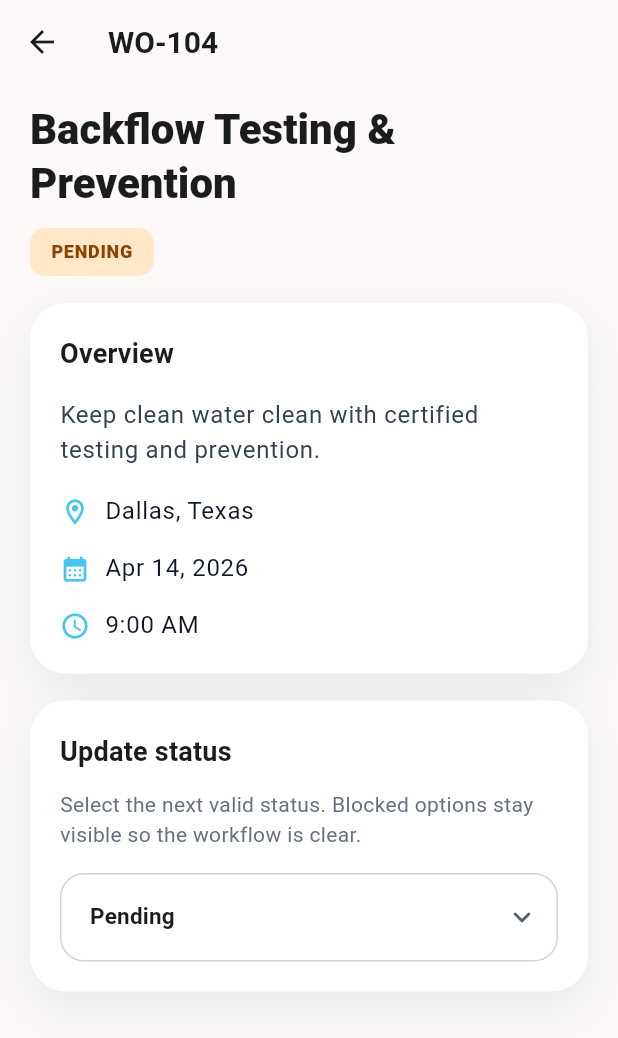
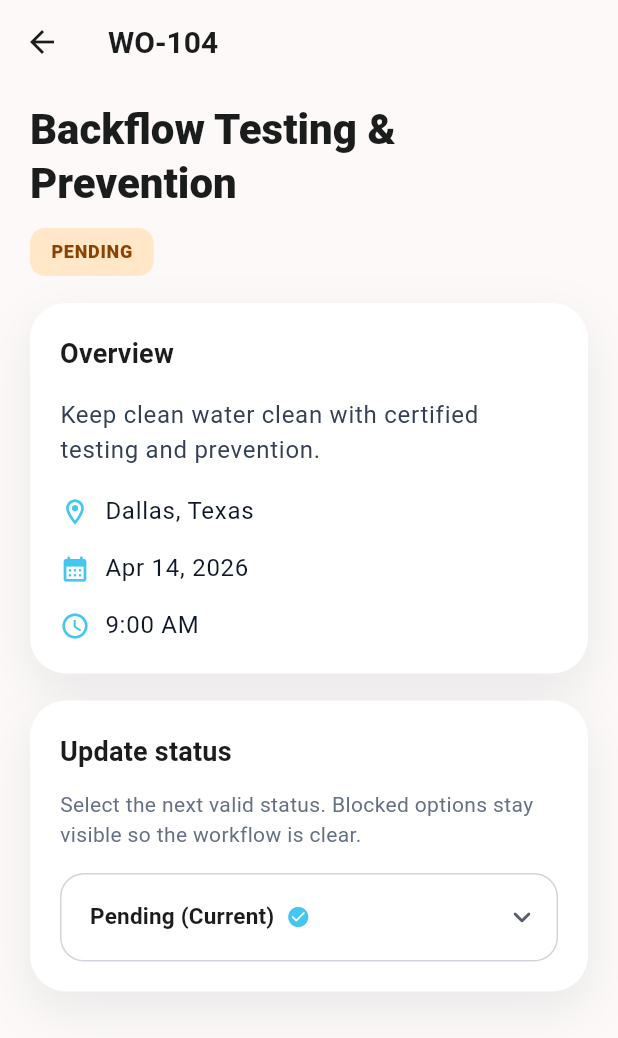
Before and after one commit to eduardoromero26/demo_task, a Flutter app: the screen it shows after launch, after a tap on "WO-104", on a phone screen of 412 x 824 dp. Shown: the top 1038 px of the screen. Run offline on Flutter 3.47's test engine with Material 3 defaults, Android fonts, the phone set to English and light mode, and no system bars; our stand-ins replace bloc, equatable, flutter_bloc; Roboto replaces fonts that are missing (Objectivity).

Commit message:
feat: add Stellar UI components and enhance work order status management

```diff
--- a/lib/core/widgets/component_library.dart
+++ b/lib/core/widgets/component_library.dart
@@ -1,6 +1,10 @@
 export 'stellar_button.dart';
+export 'stellar_bottom_sheet.dart';
 export 'stellar_card.dart';
 export 'stellar_chip.dart';
+export 'stellar_dropdown.dart';
 export 'stellar_empty_state.dart';
 export 'stellar_headline.dart';
 export 'stellar_info_row.dart';
+export 'stellar_modal.dart';
+export 'stellar_snackbar.dart';
--- /dev/null
+++ b/lib/core/widgets/stellar_dropdown.dart
@@ -0,0 +1,104 @@
+import 'package:demo_task/core/theme/app_theme.dart';
+import 'package:flutter/material.dart';
+
+class StellarDropdownOption<T> {
+  const StellarDropdownOption({
+    required this.value,
+    required this.label,
+    this.enabled = true,
+  });
+
+  final T value;
+  final String label;
+  final bool enabled;
+}
+
+class StellarDropdownField<T> extends StatelessWidget {
+  const StellarDropdownField({
+    super.key,
+    required this.value,
+    required this.options,
+    required this.onChanged,
+    this.fieldKey,
+    this.selectedSuffix = 'Current',
+    this.disabledSuffix = 'Locked',
+    this.fillColor = Colors.white,
+  });
+
+  final Key? fieldKey;
+  final T value;
+  final List<StellarDropdownOption<T>> options;
+  final ValueChanged<T?> onChanged;
+  final String selectedSuffix;
+  final String disabledSuffix;
+  final Color fillColor;
+
+  @override
+  Widget build(BuildContext context) {
+    return DropdownButtonFormField<T>(
+      key: fieldKey,
+      value: value,
+      icon: const Icon(
+        Icons.keyboard_arrow_down_rounded,
+        color: AppTheme.secondary,
+      ),
+      decoration: InputDecoration(
+        filled: true,
+        fillColor: fillColor,
+        contentPadding: const EdgeInsets.symmetric(
+          horizontal: 16,
+          vertical: 16,
+        ),
+        border: OutlineInputBorder(
+          borderRadius: BorderRadius.circular(16),
+          borderSide: const BorderSide(color: Color(0xFFD0D5DD)),
+        ),
+        enabledBorder: OutlineInputBorder(
+          borderRadius: BorderRadius.circular(16),
+          borderSide: const BorderSide(color: Color(0xFFD0D5DD)),
+        ),
+        focusedBorder: OutlineInputBorder(
+          borderRadius: BorderRadius.circular(16),
+          borderSide: const BorderSide(color: AppTheme.primary, width: 1.4),
+        ),
+      ),
+      items: options.map((option) {
+        final isSelected = option.value == value;
+
+        return DropdownMenuItem<T>(
+          value: option.value,
+          enabled: option.enabled,
+          child: Opacity(
+            opacity: option.enabled ? 1 : 0.45,
+            child: Row(
+              mainAxisSize: MainAxisSize.min,
+              children: [
+                Text(
+                  isSelected
+                      ? '${option.label} ($selectedSuffix)'
+                      : option.enabled
+                      ? option.label
+                      : '${option.label} ($disabledSuffix)',
+                  style: TextStyle(
+                    color: AppTheme.textPrimary,
+                    fontSize: 15,
+                    fontWeight: isSelected ? FontWeight.w700 : FontWeight.w600,
+                  ),
+                ),
+                if (isSelected) ...[
+                  const SizedBox(width: 8),
+                  const Icon(
+                    Icons.check_circle_rounded,
+                    size: 16,
+                    color: AppTheme.primary,
+                  ),
+                ],
+              ],
+            ),
+          ),
+        );
+      }).toList(),
+      onChanged: onChanged,
+    );
+  }
+}
--- a/lib/presentation/screens/home/widgets/active_jobs_section.dart
+++ b/lib/presentation/screens/home/widgets/active_jobs_section.dart
@@ -35,7 +35,7 @@ class ActiveJobsSection extends StatelessWidget {
     final itemCount = workOrders.length + (hasFooter ? 1 : 0);
 
     return SliverPadding(
-      padding: const EdgeInsets.symmetric(horizontal: 22),
+      padding: const EdgeInsets.symmetric(horizontal: 16),
       sliver: SliverList(
         delegate: SliverChildBuilderDelegate((context, index) {
           if (index >= workOrders.length) {
--- a/lib/presentation/screens/work_order_preview/widgets/work_order_status_dropdown.dart
+++ b/lib/presentation/screens/work_order_preview/widgets/work_order_status_dropdown.dart
@@ -1,17 +1,20 @@
 import 'package:demo_task/core/theme/app_theme.dart';
 import 'package:demo_task/core/widgets/component_library.dart';
 import 'package:demo_task/domain/model/work_order_model.dart';
+import 'package:demo_task/presentation/screens/work_order_preview/widgets/work_order_status_confirmation_dialog.dart';
 import 'package:flutter/material.dart';
 
 class WorkOrderStatusDropdown extends StatelessWidget {
   const WorkOrderStatusDropdown({
     super.key,
+    required this.workOrderTitle,
     required this.currentStatus,
     required this.onStatusSelected,
   });
 
+  final String workOrderTitle;
   final WorkOrderStatus currentStatus;
-  final ValueChanged<WorkOrderStatus> onStatusSelected;
+  final Future<void> Function(WorkOrderStatus nextStatus) onStatusSelected;
 
   @override
   Widget build(BuildContext context) {
@@ -28,62 +31,37 @@ class WorkOrderStatusDropdown extends StatelessWidget {
           ),
         ),
         const SizedBox(height: 16),
-        DropdownButtonFormField<WorkOrderStatus>(
-          key: const ValueKey('work-order-status-dropdown'),
+        StellarDropdownField<WorkOrderStatus>(
+          fieldKey: const ValueKey('work-order-status-dropdown'),
           value: currentStatus,
-          icon: const Icon(
-            Icons.keyboard_arrow_down_rounded,
-            color: AppTheme.secondary,
-          ),
-          decoration: InputDecoration(
-            filled: true,
-            fillColor: Colors.white,
-            contentPadding: const EdgeInsets.symmetric(
-              horizontal: 16,
-              vertical: 16,
-            ),
-            border: OutlineInputBorder(
-              borderRadius: BorderRadius.circular(16),
-              borderSide: const BorderSide(color: Color(0xFFD0D5DD)),
-            ),
-            enabledBorder: OutlineInputBorder(
-              borderRadius: BorderRadius.circular(16),
-              borderSide: const BorderSide(color: Color(0xFFD0D5DD)),
-            ),
-            focusedBorder: OutlineInputBorder(
-              borderRadius: BorderRadius.circular(16),
-              borderSide: const BorderSide(color: AppTheme.primary, width: 1.4),
-            ),
-          ),
-          items: WorkOrderStatus.values.map((status) {
-            final isEnabled =
-                status == currentStatus ||
-                currentStatus.canTransitionTo(status);
-
-            return DropdownMenuItem<WorkOrderStatus>(
-              value: status,
-              enabled: isEnabled,
-              child: Opacity(
-                opacity: isEnabled ? 1 : 0.45,
-                child: Text(
-                  isEnabled
-                      ? _statusLabel(status)
-                      : '${_statusLabel(status)} (Locked)',
-                  style: const TextStyle(
-                    color: AppTheme.textPrimary,
-                    fontSize: 15,
-                    fontWeight: FontWeight.w600,
-                  ),
+          options: WorkOrderStatus.values
+              .map(
+                (status) => StellarDropdownOption<WorkOrderStatus>(
+                  value: status,
+                  label: _statusLabel(status),
+                  enabled:
+                      status == currentStatus ||
+                      currentStatus.canTransitionTo(status),
                 ),
-              ),
-            );
-          }).toList(),
-          onChanged: (nextStatus) {
+              )
+              .toList(),
+          onChanged: (nextStatus) async {
             if (nextStatus == null || nextStatus == currentStatus) {
               return;
             }
 
-            onStatusSelected(nextStatus);
+            final confirmed = await showWorkOrderStatusConfirmationDialog(
+              context,
+              workOrderTitle: workOrderTitle,
+              currentStatus: currentStatus,
+              nextStatus: nextStatus,
+            );
+
+            if (!context.mounted || !confirmed) {
+              return;
+            }
+
+            await onStatusSelected(nextStatus);
           },
         ),
       ],
--- a/lib/presentation/screens/work_order_preview/work_order_preview_screen.dart
+++ b/lib/presentation/screens/work_order_preview/work_order_preview_screen.dart
@@ -88,8 +88,9 @@ class WorkOrderPreviewScreen extends StatelessWidget {
               const SizedBox(height: 18),
               StellarCard(
                 child: WorkOrderStatusDropdown(
+                  workOrderTitle: workOrder.title,
                   currentStatus: workOrder.status,
-                  onStatusSelected: (nextStatus) {
+                  onStatusSelected: (nextStatus) async {
                     Navigator.of(context).pop(nextStatus);
                   },
                 ),
```
Also changed, not shown: lib/core/widgets/stellar_bottom_sheet.dart (added, +51 -0 lines), lib/core/widgets/stellar_modal.dart (added, +69 -0 lines), lib/core/widgets/stellar_snackbar.dart (added, +20 -0 lines), lib/presentation/bloc/work_orders_bloc.dart (+13 -1 lines), lib/presentation/screens/home/home_screen.dart (+7 -21 lines), lib/presentation/screens/home_screen.dart (+6 -21 lines), lib/presentation/screens/work_order_preview/widgets/work_order_status_confirmation_dialog.dart (added, +101 -0 lines), 1 other file.
